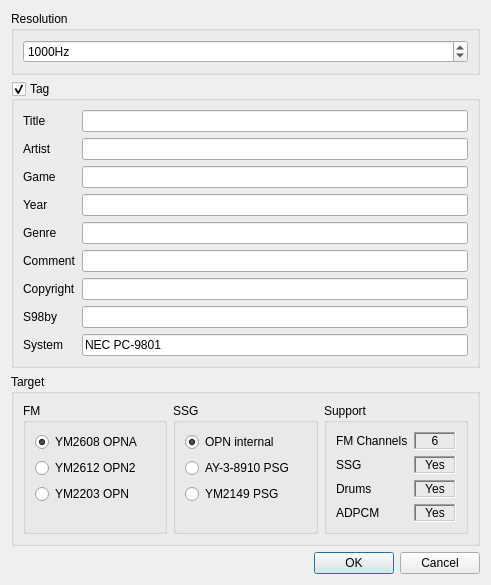
The window that BambooTracker/gui/s98_export_settings_dialog.ui (BambooTracker/BambooTracker) describes before a commit, drawn with Qt 5.
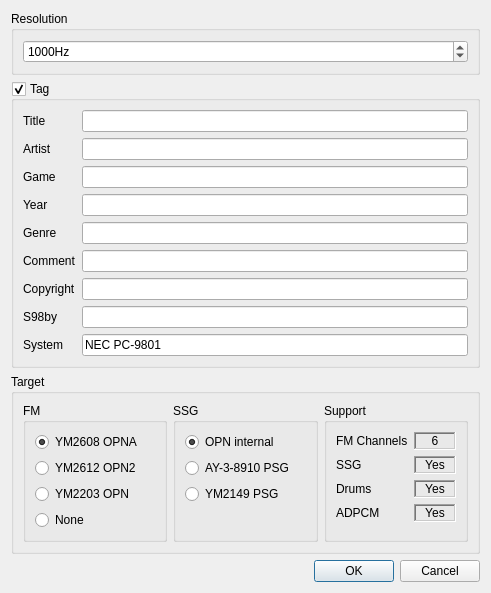
The same window after the commit.

Commit message: Add "None" in FM target of vgm/s98 export

The edit to the form file:
```diff
--- a/BambooTracker/gui/s98_export_settings_dialog.ui
+++ b/BambooTracker/gui/s98_export_settings_dialog.ui
@@ -182,17 +182,11 @@
           </widget>
          </item>
          <item>
-          <spacer name="verticalSpacer">
-           <property name="orientation">
-            <enum>Qt::Vertical</enum>
+          <widget class="QRadioButton" name="noneFmRadioButton">
+           <property name="text">
+            <string>None</string>
            </property>
-           <property name="sizeHint" stdset="0">
-            <size>
-             <width>20</width>
-             <height>40</height>
-            </size>
-           </property>
-          </spacer>
+          </widget>
          </item>
         </layout>
        </widget>
```
The commit also changes 6 other files.
